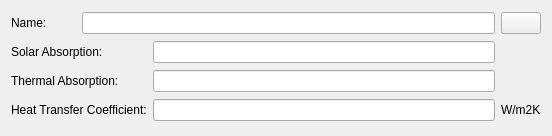
The window that SIM-VICUS/src/SVDBBoundaryConditionEditWidget.ui (ghorwin/SIM-VICUS) describes before a commit, drawn with Qt 5.
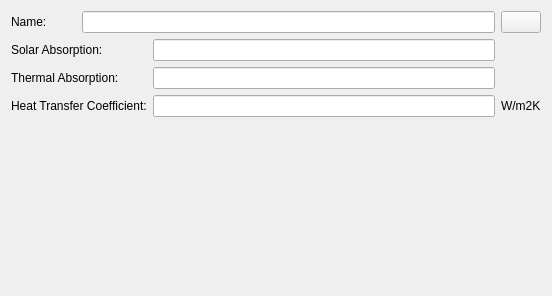
The same window after the commit. Custom widgets are drawn as their Qt base class.

Commit message: improve boundary condition

What changed in the file:
```diff
--- a/SIM-VICUS/src/SVDBBoundaryConditionEditWidget.ui
+++ b/SIM-VICUS/src/SVDBBoundaryConditionEditWidget.ui
@@ -7,7 +7,7 @@
     <x>0</x>
     <y>0</y>
     <width>552</width>
-    <height>136</height>
+    <height>296</height>
    </rect>
   </property>
   <property name="windowTitle">
@@ -77,6 +77,19 @@
      </property>
     </widget>
    </item>
+   <item row="4" column="2">
+    <spacer name="verticalSpacer">
+     <property name="orientation">
+      <enum>Qt::Vertical</enum>
+     </property>
+     <property name="sizeHint" stdset="0">
+      <size>
+       <width>20</width>
+       <height>151</height>
+      </size>
+     </property>
+    </spacer>
+   </item>
   </layout>
  </widget>
  <customwidgets>
```
The commit also changes 3 other files.
